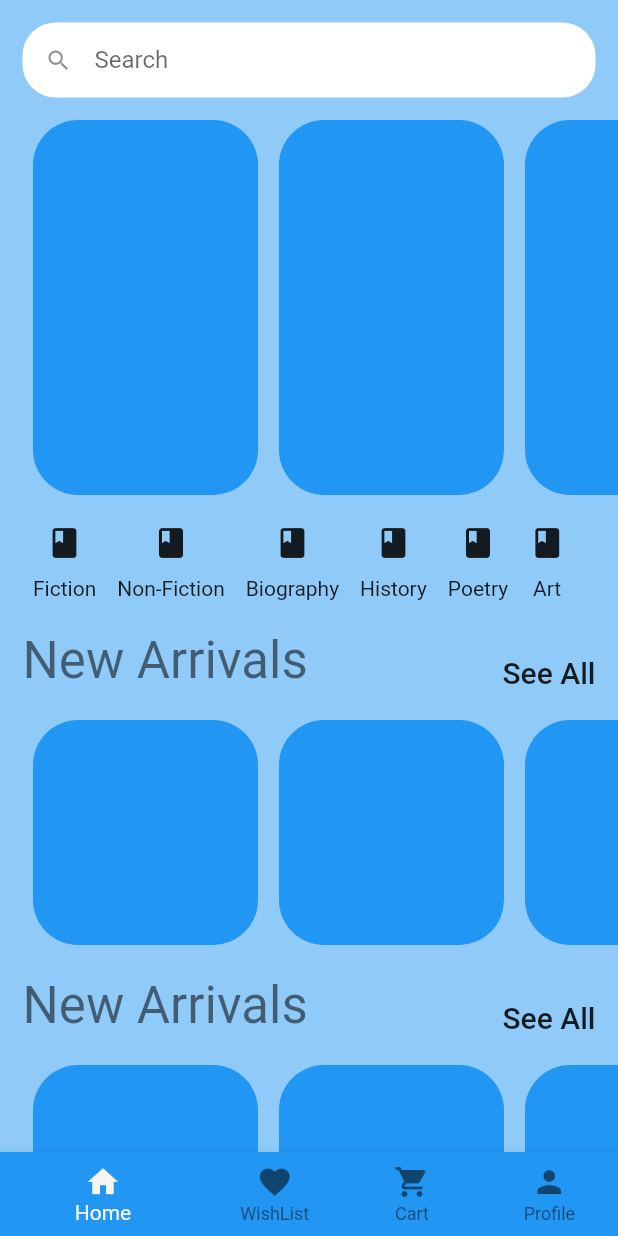
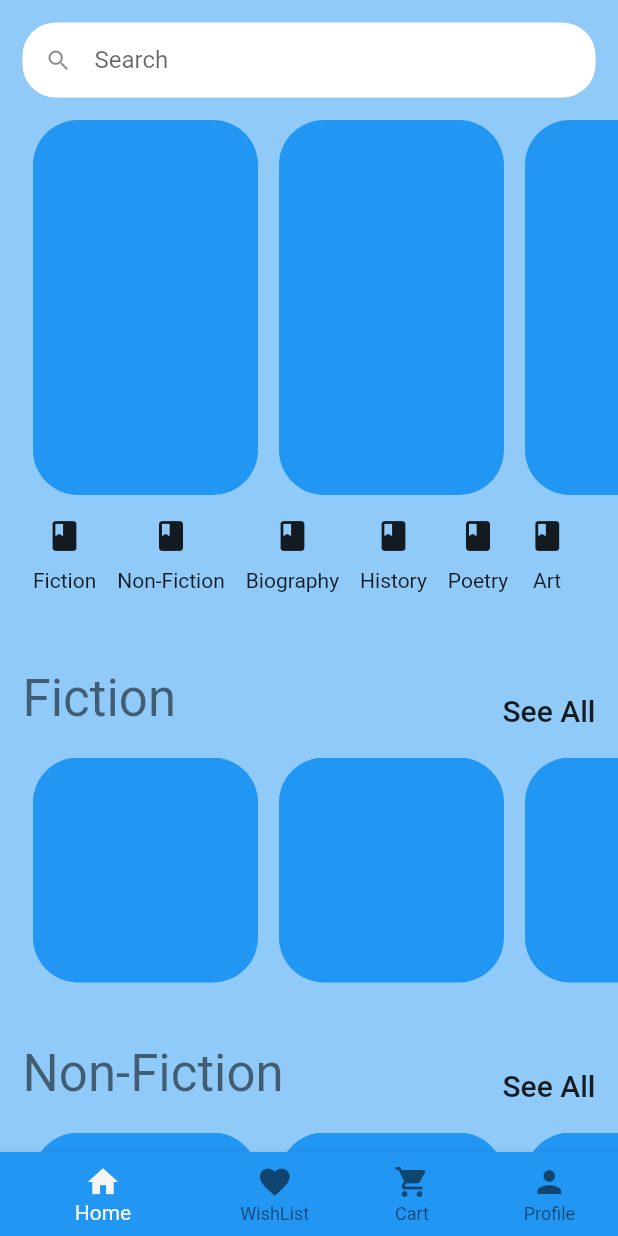
Before and after one commit to mahbd/book_store, a Flutter app: the screen it shows after launch, on a phone screen of 412 x 824 dp. Run offline on Flutter 3.47's test engine with Material 2 defaults, Android fonts, the phone set to English and light mode, and no system bars.

Commit message:
Pinned Category while scrolling

```diff
--- a/lib/screens/home_page.dart
+++ b/lib/screens/home_page.dart
@@ -2,9 +2,41 @@ import 'package:book_store/widget/category_list.dart';
 import 'package:book_store/widget/row_product_list.dart';
 import 'package:book_store/widget/search_widget.dart';
 import 'package:flutter/material.dart';
+import 'dart:math' as math;
 
 import '../model/category_model.dart';
 import '../widget/featured.dart';
+
+class _SliverAppBarDelegate extends SliverPersistentHeaderDelegate {
+  _SliverAppBarDelegate({
+    required this.minHeight,
+    required this.maxHeight,
+    required this.child,
+  });
+
+  final double minHeight;
+  final double maxHeight;
+  final Widget child;
+
+  @override
+  double get minExtent => minHeight;
+
+  @override
+  double get maxExtent => math.max(maxHeight, minHeight);
+
+  @override
+  Widget build(
+      BuildContext context, double shrinkOffset, bool overlapsContent) {
+    return SizedBox.expand(child: child);
+  }
+
+  @override
+  bool shouldRebuild(_SliverAppBarDelegate oldDelegate) {
+    return maxHeight != oldDelegate.maxHeight ||
+        minHeight != oldDelegate.minHeight ||
+        child != oldDelegate.child;
+  }
+}
 
 class HomePage extends StatefulWidget {
   const HomePage({Key? key}) : super(key: key);
@@ -31,6 +63,30 @@ class _HomePageState extends State<HomePage> {
       });
     }
 
+    SliverPersistentHeader makeCategoriesWidget() {
+      return SliverPersistentHeader(
+        pinned: true,
+        delegate: _SliverAppBarDelegate(
+          minHeight: 100.0,
+          maxHeight: 100.0,
+          child: CategoryList(
+            categories: categories,
+            changeCategory: _updateCategory,
+            currentCategory: _currentCategory,
+          ),
+        ),
+      );
+    }
+
+    SliverFixedExtentList makeFixedExtent(Widget child, double height) {
+      return SliverFixedExtentList(
+        itemExtent: height,
+        delegate: SliverChildListDelegate(
+          [child],
+        ),
+      );
+    }
+
     return Scaffold(
       backgroundColor: Theme.of(context).backgroundColor,
       body: SafeArea(
@@ -43,36 +99,21 @@ class _HomePageState extends State<HomePage> {
               ),
               SearchWidget(updateSearchText: _updateSearchText),
               Expanded(
-                child: ListView(
-                  children: [
-                    const SizedBox(
-                      height: 15,
+                child: CustomScrollView(
+                  slivers: [
+                    makeFixedExtent(const SizedBox(height: 15), 15.0),
+                    makeFixedExtent(const Featured(), 250.0),
+                    makeFixedExtent(const SizedBox(height: 15), 15.0),
+                    makeCategoriesWidget(),
+                    SliverFixedExtentList(
+                      itemExtent: 250,
+                      delegate: SliverChildBuilderDelegate(
+                          (BuildContext context, int index) {
+                        return ProductList(
+                          category: categories[index],
+                        );
+                      }, childCount: categories.length),
                     ),
-                    const Featured(),
-                    const SizedBox(height: 20),
-                    CategoryList(
-                      categories: categories,
-                      changeCategory: _updateCategory,
-                      currentCategory: _currentCategory,
-                    ),
-                    const SizedBox(height: 20),
-                    Padding(
-                      padding: const EdgeInsets.symmetric(horizontal: 15),
-                      child: Row(
-                        mainAxisAlignment: MainAxisAlignment.spaceBetween,
-                        crossAxisAlignment: CrossAxisAlignment.end,
-                        children: [
-                          Text('New Arrivals',
-                              style: Theme.of(context).textTheme.headline4),
-                          Text('See All',
-                              style: Theme.of(context).textTheme.headline6),
-                        ],
-                      ),
-                    ),
-                    const SizedBox(height: 20),
-                    const RowProductList(),
-                    const SizedBox(height: 20),
-                    const ProductList(),
                   ],
                 ),
               ),
@@ -87,7 +128,10 @@ class _HomePageState extends State<HomePage> {
 class ProductList extends StatelessWidget {
   const ProductList({
     Key? key,
+    required this.category,
   }) : super(key: key);
+
+  final Category category;
 
   @override
   Widget build(BuildContext context) {
@@ -99,8 +143,7 @@ class ProductList extends StatelessWidget {
             mainAxisAlignment: MainAxisAlignment.spaceBetween,
             crossAxisAlignment: CrossAxisAlignment.end,
             children: [
-              Text('New Arrivals',
-                  style: Theme.of(context).textTheme.headline4),
+              Text(category.name, style: Theme.of(context).textTheme.headline4),
               Text('See All', style: Theme.of(context).textTheme.headline6),
             ],
           ),
```
